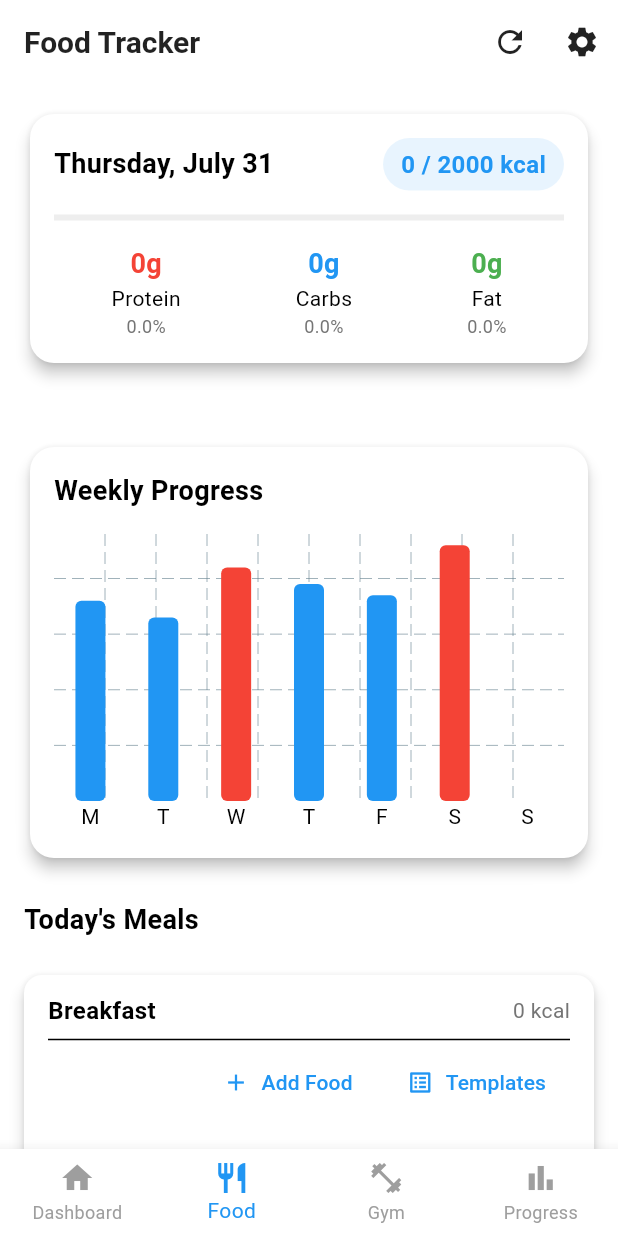
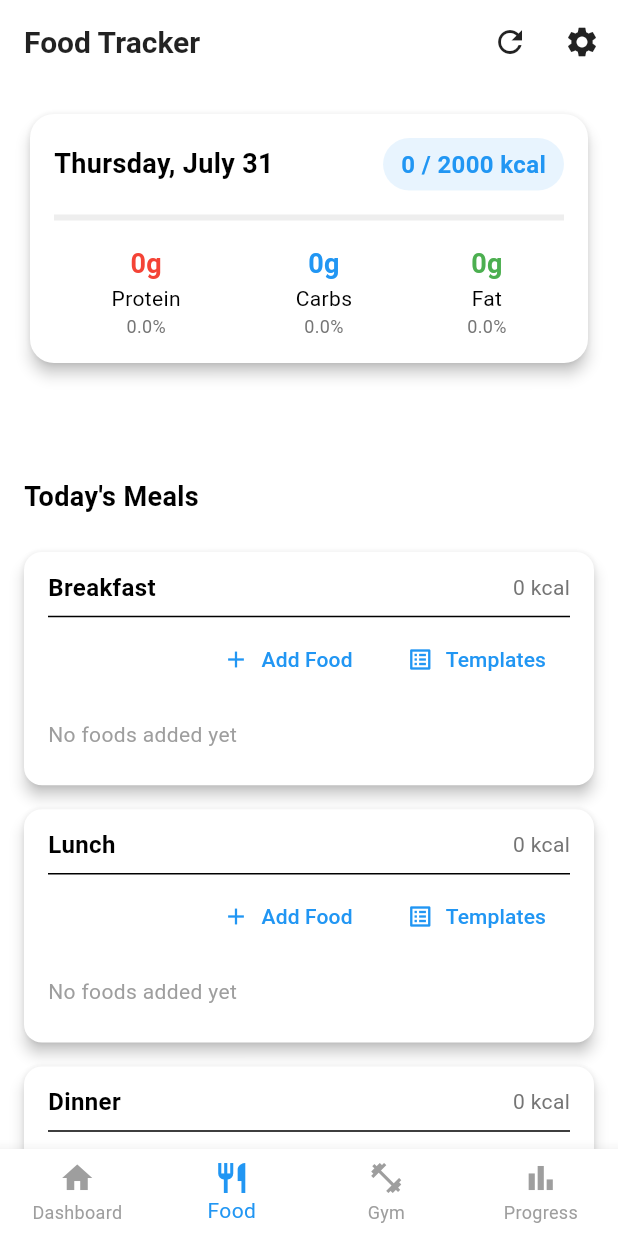
Before and after one commit to rYeti/FitTracker, a Flutter app: the screen it shows after launch, item 2 of the bottom bar chosen, on a phone screen of 412 x 824 dp. Run offline on Flutter 3.47's test engine with Material 3 defaults, Android fonts, the phone set to English and light mode, and no system bars; drawn by our look-alikes of fl_chart; our stand-ins replace dio, drift, flutter_speed_dial, get_it, logger; missing offline and left inert: mobile_scanner; accounts and stored records are empty; generated files the repository leaves out were written again.

Commit message:
Refactor code structure for improved readability and maintainability

```diff
--- a/lib/core/providers/theme_provider.dart
+++ b/lib/core/providers/theme_provider.dart
@@ -1,18 +1,26 @@
+import 'package:fittnes_tracker/core/app_database.dart';
 import 'package:flutter/material.dart';
 
 class ThemeProvider with ChangeNotifier {
-  late ThemeMode _themeMode;
+  late ThemeMode _themeMode = ThemeMode.light;
+  final AppDatabase db;
 
-  ThemeProvider() {
-    _themeMode = ThemeMode.light;
+  ThemeProvider(this.db) {
+    loadTheme();
   }
 
   ThemeMode get themeMode => _themeMode;
 
   Future<void> toggleTheme() async {
     _themeMode = _themeMode == ThemeMode.light ? ThemeMode.dark : ThemeMode.light;
+    await db.userSettingsDao.updateThemeMode(_themeMode == ThemeMode.dark ? 'dark' : 'light');
     notifyListeners();
   }
+
+  Future<void> loadTheme() async {
+    final settings = await db.userSettingsDao.getSettings();
+    _themeMode = settings?.themeMode == 'dark' ? ThemeMode.dark : ThemeMode.light;
+    notifyListeners();  }
 
   // Light theme
   ThemeData get lightTheme {
@@ -26,9 +34,7 @@ class ThemeProvider with ChangeNotifier {
       ),
       cardTheme: CardTheme(
         elevation: 4,
-        shape: RoundedRectangleBorder(
-          borderRadius: BorderRadius.circular(16),
-        ),
+        shape: RoundedRectangleBorder(borderRadius: BorderRadius.circular(16)),
       ),
       appBarTheme: AppBarTheme(
         elevation: 0,
@@ -55,9 +61,7 @@ class ThemeProvider with ChangeNotifier {
       ),
       cardTheme: CardTheme(
         elevation: 4,
-        shape: RoundedRectangleBorder(
-          borderRadius: BorderRadius.circular(16),
-        ),
+        shape: RoundedRectangleBorder(borderRadius: BorderRadius.circular(16)),
         color: Color(0xFF2C2C2C),
       ),
       appBarTheme: AppBarTheme(
--- a/lib/feature/food_tracking/presentation/view/food_tracking_screen.dart
+++ b/lib/feature/food_tracking/presentation/view/food_tracking_screen.dart
@@ -100,7 +100,7 @@ class _FoodTrackingScreenState extends State<FoodTrackingScreen> {
                 const SizedBox(height: 24),
                 _buildMacroChart(),
                 const SizedBox(height: 24),
-                _buildWeeklyProgress(),
+                // _buildWeeklyProgress(),
                 const SizedBox(height: 24),
                 _buildMealsList(),
               ],
@@ -472,85 +472,85 @@ class _FoodTrackingScreenState extends State<FoodTrackingScreen> {
     );
   }
 
-  Widget _buildWeeklyProgress() {
-    // For now, keep the static data for previous days, but use today's totalCalories for the last bar
-    int todayCalories = 0;
-    _mealFoods.forEach((_, foods) {
-      for (final food in foods) {
-        todayCalories += food.calories;
-      }
-    });
-    return Card(
-      elevation: 4,
-      shape: RoundedRectangleBorder(borderRadius: BorderRadius.circular(16)),
-      child: Padding(
-        padding: const EdgeInsets.all(16.0),
-        child: Column(
-          crossAxisAlignment: CrossAxisAlignment.start,
-          children: [
-            const Text(
-              'Weekly Progress',
-              style: TextStyle(fontSize: 18, fontWeight: FontWeight.bold),
-            ),
-            const SizedBox(height: 16),
-            SizedBox(
-              height: 200,
-              child: BarChart(
-                BarChartData(
-                  alignment: BarChartAlignment.spaceAround,
-                  maxY: _dailyCalorieGoal * 1.2,
-                  titlesData: FlTitlesData(
-                    leftTitles: const AxisTitles(
-                      sideTitles: SideTitles(showTitles: false),
-                    ),
-                    rightTitles: const AxisTitles(
-                      sideTitles: SideTitles(showTitles: false),
-                    ),
-                    topTitles: const AxisTitles(
-                      sideTitles: SideTitles(showTitles: false),
-                    ),
-                    bottomTitles: AxisTitles(
-                      sideTitles: SideTitles(
-                        showTitles: true,
-                        getTitlesWidget: (value, meta) {
-                          const days = ['M', 'T', 'W', 'T', 'F', 'S', 'S'];
-                          return Text(days[value.toInt() % 7]);
-                        },
-                      ),
-                    ),
-                  ),
-                  borderData: FlBorderData(show: false),
-                  barGroups: [
-                    _createBarGroup(0, 1800),
-                    _createBarGroup(1, 1650),
-                    _createBarGroup(2, 2100),
-                    _createBarGroup(3, 1950),
-                    _createBarGroup(4, 1850),
-                    _createBarGroup(5, 2300),
-                    _createBarGroup(6, todayCalories.toDouble()),
-                  ],
-                ),
-              ),
-            ),
-          ],
-        ),
-      ),
-    );
-  }
+  // Widget _buildWeeklyProgress() {
+  //   // For now, keep the static data for previous days, but use today's totalCalories for the last bar
+  //   int todayCalories = 0;
+  //   _mealFoods.forEach((_, foods) {
+  //     for (final food in foods) {
+  //       todayCalories += food.calories;
+  //     }
+  //   });
+  //   return Card(
+  //     elevation: 4,
+  //     shape: RoundedRectangleBorder(borderRadius: BorderRadius.circular(16)),
+  //     child: Padding(
+  //       padding: const EdgeInsets.all(16.0),
+  //       child: Column(
+  //         crossAxisAlignment: CrossAxisAlignment.start,
+  //         children: [
+  //           const Text(
+  //             'Weekly Progress',
+  //             style: TextStyle(fontSize: 18, fontWeight: FontWeight.bold),
+  //           ),
+  //           const SizedBox(height: 16),
+  //           SizedBox(
+  //             height: 200,
+  //             child: BarChart(
+  //               BarChartData(
+  //                 alignment: BarChartAlignment.spaceAround,
+  //                 maxY: _dailyCalorieGoal * 1.2,
+  //                 titlesData: FlTitlesData(
+  //                   leftTitles: const AxisTitles(
+  //                     sideTitles: SideTitles(showTitles: false),
+  //                   ),
+  //                   rightTitles: const AxisTitles(
+  //                     sideTitles: SideTitles(showTitles: false),
+  //                   ),
+  //                   topTitles: const AxisTitles(
+  //                     sideTitles: SideTitles(showTitles: false),
+  //                   ),
+  //                   bottomTitles: AxisTitles(
+  //                     sideTitles: SideTitles(
+  //                       showTitles: true,
+  //                       getTitlesWidget: (value, meta) {
+  //                         const days = ['M', 'T', 'W', 'T', 'F', 'S', 'S'];
+  //                         return Text(days[value.toInt() % 7]);
+  //                       },
+  //                     ),
+  //                   ),
+  //                 ),
+  //                 borderData: FlBorderData(show: false),
+  //                 barGroups: [
+  //                   _createBarGroup(0, 1800),
+  //                   _createBarGroup(1, 1650),
+  //                   _createBarGroup(2, 2100),
+  //                   _createBarGroup(3, 1950),
+  //                   _createBarGroup(4, 1850),
+  //                   _createBarGroup(5, 2300),
+  //                   _createBarGroup(6, todayCalories.toDouble()),
+  //                 ],
+  //               ),
+  //             ),
+  //           ),
+  //         ],
+  //       ),
+  //     ),
+  //   );
+  // }
 
-  BarChartGroupData _createBarGroup(int x, double y) {
-    return BarChartGroupData(
-      x: x,
-      barRods: [
-        BarChartRodData(
-          toY: y,
-          color: y > _dailyCalorieGoal ? Colors.red : Colors.blue,
-          width: 20,
-          borderRadius: BorderRadius.circular(4),
-        ),
-      ],
-    );
-  }
+  // BarChartGroupData _createBarGroup(int x, double y) {
+  //   return BarChartGroupData(
+  //     x: x,
+  //     barRods: [
+  //       BarChartRodData(
+  //         toY: y,
+  //         color: y > _dailyCalorieGoal ? Colors.red : Colors.blue,
+  //         width: 20,
+  //         borderRadius: BorderRadius.circular(4),
+  //       ),
+  //     ],
+  //   );
+  // }
 
   void _showMealTemplates(String category) {
     showModalBottomSheet(
--- a/lib/main.dart
+++ b/lib/main.dart
@@ -1,3 +1,4 @@
+import 'package:fittnes_tracker/core/app_database.dart';
 import 'package:flutter/material.dart';
 import 'package:provider/provider.dart';
 import 'core/di/service_locator.dart';
@@ -13,11 +14,12 @@ import 'feature/settings/settings_screen.dart';
 void main() async {
   WidgetsFlutterBinding.ensureInitialized();
   setupLocator();
+  final db = AppDatabase();
 
   runApp(
     MultiProvider(
       providers: [
-        ChangeNotifierProvider(create: (_) => ThemeProvider()),
+        ChangeNotifierProvider(create: (_) => ThemeProvider(db)),
         ChangeNotifierProvider(create: (_) => UserGoalsProvider()),
       ],
       child: const MyApp(),
```
Also changed, not shown: lib/core/app_database.dart (+27 -4 lines), pubspec.yaml (+5 -4 lines), lib/core/app_database.g.dart, pubspec.lock, 3 other files.
